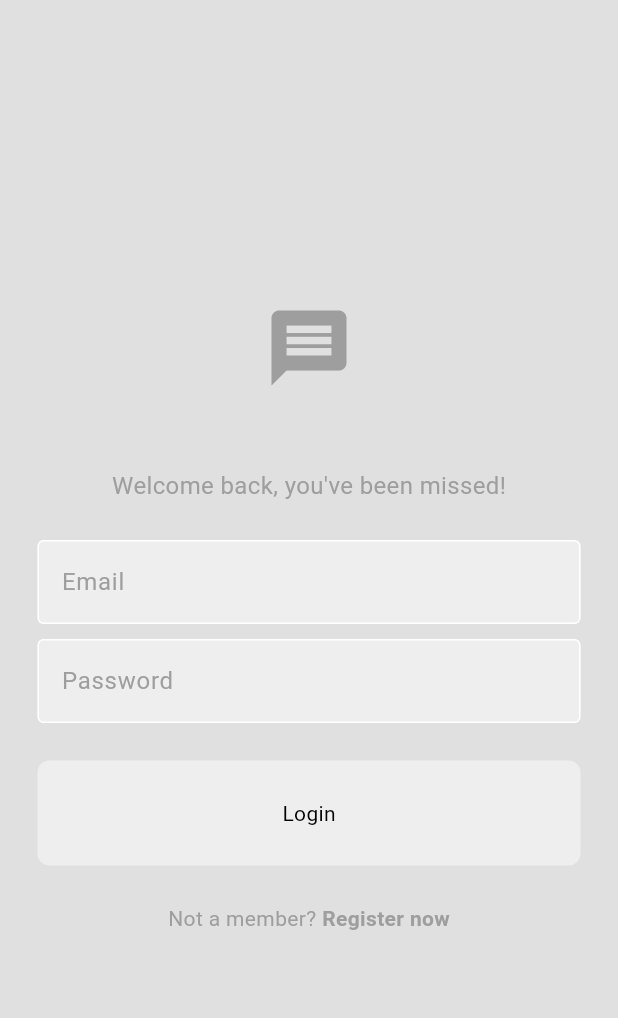
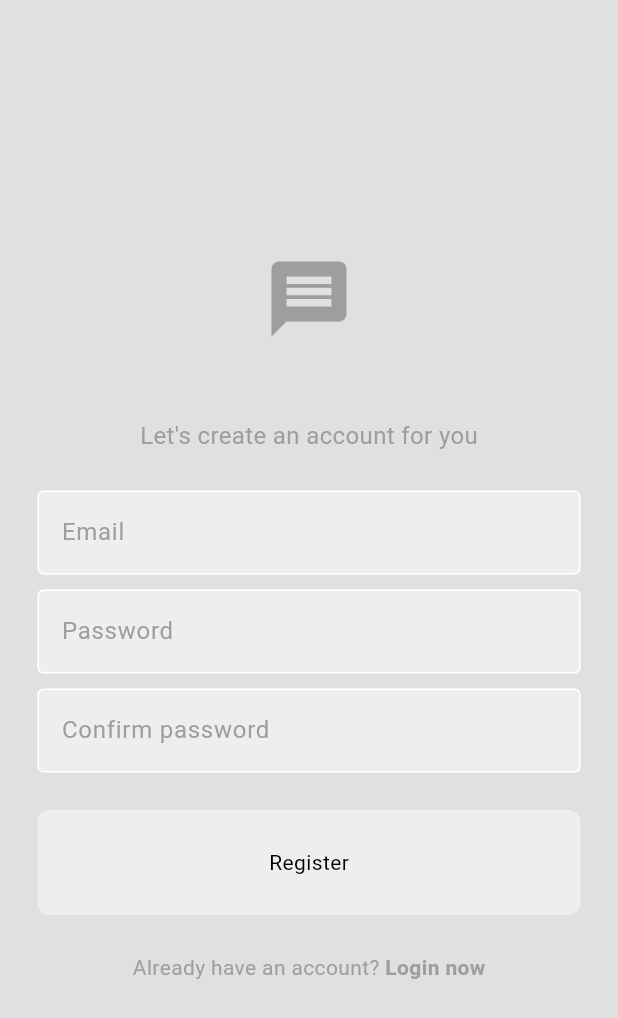
Before and after one commit to fuad023/chat_app, a Flutter app: the screen it shows after launch, on a phone screen of 412 x 824 dp. Shown: the top 1018 px of the screen. Run offline on Flutter 3.47's test engine with Material 3 defaults, Android fonts, the phone set to English and light mode, and no system bars.

Commit message:
UI for the Register Page

```diff
--- a/lib/main.dart
+++ b/lib/main.dart
@@ -1,6 +1,7 @@
 import 'package:flutter/material.dart';
+import 'package:chat_app/themes/light_mode.dart';
 import 'package:chat_app/pages/login_page.dart';
-import 'package:chat_app/themes/light_mode.dart';
+import 'package:chat_app/pages/register_page.dart';
 
 void main() {
   runApp(const MyApp());
@@ -13,7 +14,7 @@ class MyApp extends StatelessWidget {
   Widget build(BuildContext context) {
     return MaterialApp(
       debugShowCheckedModeBanner: false,
-      home: LoginPage(),
+      home: RegisterPage(),
       theme: lightMode,
     );
   }
--- /dev/null
+++ b/lib/pages/register_page.dart
@@ -0,0 +1,103 @@
+import 'package:flutter/material.dart';
+
+import 'package:chat_app/components/my_button.dart';
+import 'package:chat_app/components/my_textfield.dart';
+
+class RegisterPage extends StatelessWidget {
+  // email and pw text controllers
+  final TextEditingController _emailController = TextEditingController();
+  final TextEditingController _pwController = TextEditingController();
+  final TextEditingController _confirmPwController = TextEditingController();
+
+  RegisterPage({super.key});
+
+  // register method
+  void register() {}
+
+  @override
+  Widget build(BuildContext context) {
+    return Scaffold(
+      backgroundColor: Theme.of(context).colorScheme.surface,
+      body: Center(
+        child: Column(
+          mainAxisAlignment: MainAxisAlignment.center,
+          children: [
+            // logo
+            Icon(
+              Icons.message,
+              size: 60.0,
+              color: Theme.of(context).colorScheme.primary,
+            ),
+
+            const SizedBox(height: 50.0),
+
+            // welcome back message
+            Text(
+              "Let's create an account for you",
+              style: TextStyle(
+                color: Theme.of(context).colorScheme.primary,
+                fontSize: 16.0,
+              ),
+            ),
+
+            const SizedBox(height: 25.0),
+
+            // email textfield
+            MyTextField(
+              hintText: "Email",
+              obscureText: false,
+              controller: _emailController,
+            ),
+
+            const SizedBox(height: 10.0),
+
+            // pw textfield
+            MyTextField(
+              hintText: "Password",
+              obscureText: true,
+              controller: _pwController,
+            ),
+
+            const SizedBox(height: 10.0),
+
+            // confirm pw textfield
+            MyTextField(
+              hintText: "Confirm password",
+              obscureText: true,
+              controller: _confirmPwController,
+            ),
+
+            const SizedBox(height: 25.0),
+
+            // login button
+            MyButton(
+              text: "Register",
+              onTap: register,
+            ),
+
+            const SizedBox(height: 25.0),
+
+            // register now
+            Row(
+              mainAxisAlignment: MainAxisAlignment.center,
+              children: [
+                Text(
+                  "Already have an account? ",
+                  style:
+                    TextStyle(color: Theme.of(context).colorScheme.primary),
+                ),
+                Text(
+                  "Login now",
+                  style: TextStyle(
+                    fontWeight: FontWeight.bold,
+                    color: Theme.of(context).colorScheme.primary,
+                  ),
+                ),
+              ],
+            ),
+          ],
+        ),
+      ),
+    );
+  }
+}
```
